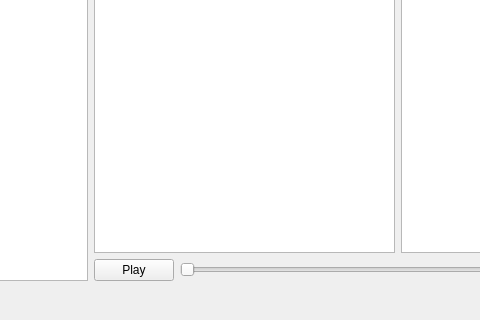
The window that dsvedit/sprite_editor.ui (LagoLunatic/DSVEdit) describes before a commit, drawn with Qt 5; both pictures show x 179 to 659 and y 160 to 480 of the 1200 by 480 pixel window.
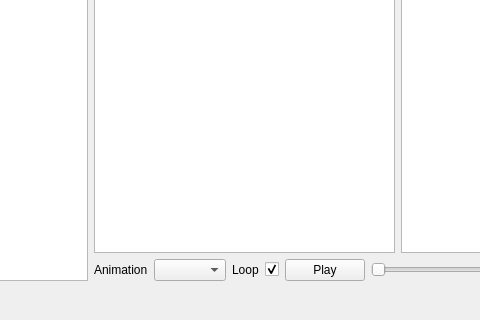
The same window after the commit.

Commit message: Sprite: Support individual animations

Diff of the .ui file:
```diff
--- a/dsvedit/sprite_editor.ui
+++ b/dsvedit/sprite_editor.ui
@@ -157,6 +157,33 @@
        </item>
        <item>
         <layout class="QHBoxLayout" name="horizontalLayout">
+         <item>
+          <widget class="QLabel" name="label_3">
+           <property name="text">
+            <string>Animation</string>
+           </property>
+          </widget>
+         </item>
+         <item>
+          <widget class="QComboBox" name="animation_index"/>
+         </item>
+         <item>
+          <widget class="QLabel" name="label_8">
+           <property name="text">
+            <string>Loop</string>
+           </property>
+          </widget>
+         </item>
+         <item>
+          <widget class="QCheckBox" name="loop_animation">
+           <property name="text">
+            <string/>
+           </property>
+           <property name="checked">
+            <bool>true</bool>
+           </property>
+          </widget>
+         </item>
          <item>
           <widget class="QPushButton" name="toggle_paused_button">
            <property name="text">
```
The commit also changes 2 other files.
